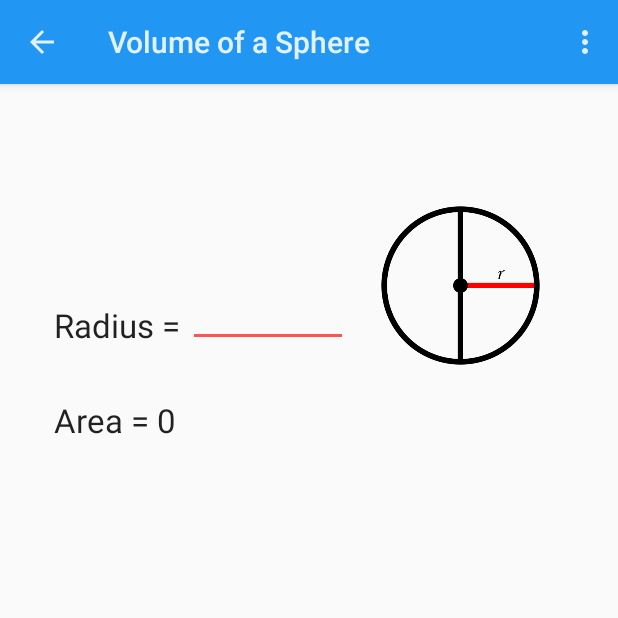
After one commit to dannymato/Geometry_Helper, an Android app: the VolSph screen opened directly, with no data from a screen before it, on a phone screen of 412 x 824 dp, the top half of it. The commit adds this screen. Run offline under Robolectric (Android 15) with nearby library versions, the phone set to English and light mode, and no system bars.

Commit message:
Added Volume

```diff
--- a/app/src/main/java/com/example/danny/geometryhelper/QuadForm.java
+++ b/app/src/main/java/com/example/danny/geometryhelper/QuadForm.java
@@ -88,14 +88,15 @@ public class QuadForm extends Activity {
     }
 
     protected void calculate(){
-        if(txtB.getText().toString().equals("") || txtA.getText().toString().equals("") || txtC.getText().toString().equals("")){}
+        if(txtB.getText().toString().equals("") || txtA.getText().toString().equals("") || txtC.getText().toString().equals("")
+           || txtB.getText().toString().equals("-") || txtA.getText().toString().equals("-") || txtC.getText().toString().equals("-")     ){}
 
         else{
 
             numA = Double.parseDouble(txtA.getText().toString());
             numB = Double.parseDouble(txtB.getText().toString());
             numC = Double.parseDouble(txtC.getText().toString());
-            dis = (Math.pow(numB, 2)) + (- 4*numA*numB);
+            dis = (Math.pow(numB, 2)) + (- 4*numA*numC);
 
             if(dis < 0){
                 //txtAns.setText("Not a Real Number");
--- /dev/null
+++ b/app/src/main/java/com/example/danny/geometryhelper/VolSph.java
@@ -0,0 +1,37 @@
+package com.example.danny.geometryhelper;
+
+import android.app.Activity;
+import android.os.Bundle;
+import android.view.Menu;
+import android.view.MenuItem;
+
+public class VolSph extends Activity {
+
+    @Override
+    protected void onCreate(Bundle savedInstanceState) {
+        super.onCreate(savedInstanceState);
+        setContentView(R.layout.activity_vol_sph);
+    }
+
+    @Override
+    public boolean onCreateOptionsMenu(Menu menu) {
+        // Inflate the menu; this adds items to the action bar if it is present.
+        getMenuInflater().inflate(R.menu.menu_vol_sph, menu);
+        return true;
+    }
+
+    @Override
+    public boolean onOptionsItemSelected(MenuItem item) {
+        // Handle action bar item clicks here. The action bar will
+        // automatically handle clicks on the Home/Up button, so long
+        // as you specify a parent activity in AndroidManifest.xml.
+        int id = item.getItemId();
+
+        //noinspection SimplifiableIfStatement
+        if (id == R.id.action_settings) {
+            return true;
+        }
+
+        return super.onOptionsItemSelected(item);
+    }
+}
--- a/app/src/main/res/layout/activity_home_screen1.xml
+++ b/app/src/main/res/layout/activity_home_screen1.xml
@@ -1,6 +1,6 @@
 <GridView xmlns:android="http://schemas.android.com/apk/res/android"
     android:id="@+id/home_screen_grid"
-    android:numColumns="1"
+    android:numColumns="2"
     android:gravity="center"
     android:columnWidth="180dp"
     android:stretchMode="columnWidth"
--- /dev/null
+++ b/app/src/main/res/layout/activity_vol_sph.xml
@@ -0,0 +1,67 @@
+<RelativeLayout xmlns:android="http://schemas.android.com/apk/res/android"
+    xmlns:tools="http://schemas.android.com/tools" android:layout_width="match_parent"
+    android:layout_height="match_parent" android:paddingLeft="@dimen/activity_horizontal_margin"
+    android:paddingRight="@dimen/activity_horizontal_margin"
+    android:paddingTop="@dimen/activity_vertical_margin"
+    android:paddingBottom="@dimen/activity_vertical_margin"
+    tools:context="com.example.danny.geometryhelper.AreaCircle">
+
+    <TextView
+        android:text="@string/radius"
+        android:layout_width="wrap_content"
+        android:layout_height="wrap_content"
+        android:textAppearance="?android:textAppearanceLarge"
+        android:layout_marginLeft="20dp"
+        android:layout_marginStart="27dp"
+        android:layout_marginTop="130dp"
+        android:id="@+id/radius_title_sph"
+        android:layout_alignParentTop="true"
+        android:layout_alignParentLeft="true"
+        android:layout_alignParentStart="true" />
+
+    <EditText
+        android:layout_width="wrap_content"
+        android:layout_height="wrap_content"
+        android:inputType="numberDecimal"
+        android:ems="5"
+        android:id="@+id/vol_editText"
+        android:layout_alignBottom="@+id/radius_title_sph"
+        android:layout_toRightOf="@+id/radius_title_sph"
+        android:maxLength="9"
+        android:maxLines="1"
+        android:layout_marginLeft="5dp" />
+
+    <TextView
+        android:layout_width="wrap_content"
+        android:layout_height="wrap_content"
+        android:textAppearance="?android:attr/textAppearanceLarge"
+        android:text="Area ="
+        android:id="@+id/circ_area_title"
+        android:layout_below="@+id/radius_title_sph"
+        android:layout_alignLeft="@+id/radius_title_sph"
+        android:layout_alignStart="@+id/radius_title_sph"
+        android:layout_marginTop="34dp" />
+
+    <TextView
+        android:layout_width="wrap_content"
+        android:layout_height="wrap_content"
+        android:textAppearance="?android:attr/textAppearanceLarge"
+        android:text="0"
+        android:id="@+id/circ_area_num"
+        android:layout_alignBottom="@+id/circ_area_title"
+        android:layout_toRightOf="@+id/circ_area_title"
+        android:layout_toEndOf="@+id/circ_area_title"
+        android:layout_marginLeft="5dp"
+        android:maxLength="17" />
+
+    <ImageView
+        android:layout_width="150dp"
+        android:layout_height="150dp"
+        android:id="@+id/imageView"
+        android:src="@drawable/circle_img"
+        android:transitionName="@string/circle_transition_name"
+        android:layout_above="@+id/circ_area_num"
+        android:layout_toRightOf="@+id/vol_editText"
+        android:layout_toEndOf="@+id/vol_editText" />
+
+</RelativeLayout>
--- a/app/src/main/res/layout/card_template.xml
+++ b/app/src/main/res/layout/card_template.xml
@@ -25,7 +25,7 @@
 
         <TextView
             android:id="@+id/card_info"
-            android:text="@string/area_tri"
+            android:text="@string/title_activity_vol_sph"
             android:layout_width="match_parent"
             android:layout_height="50dp"
             android:textSize="20sp"
--- /dev/null
+++ b/app/src/main/res/menu/menu_vol_sph.xml
@@ -0,0 +1,6 @@
+<menu xmlns:android="http://schemas.android.com/apk/res/android"
+    xmlns:tools="http://schemas.android.com/tools"
+    tools:context="com.example.danny.geometryhelper.VolSph">
+    <item android:id="@+id/action_settings" android:title="@string/action_settings"
+        android:orderInCategory="100" android:showAsAction="never" />
+</menu>
--- a/app/src/main/res/values/strings.xml
+++ b/app/src/main/res/values/strings.xml
@@ -19,5 +19,7 @@
     <string name="quadB">B =</string>
     <string name="quadC">C =</string>
     <string name="Calc">Calculate</string>
+    <string name="title_activity_vol_sph">Volume of a Sphere</string>
+    <string name="quad_transition_name">imgTransition2</string>
 
 </resources>
```
Also changed, not shown: app/src/main/AndroidManifest.xml (+11 -0 lines), app/src/main/java/com/example/danny/geometryhelper/CardAdapter.java (+7 -8 lines), app/src/main/java/com/example/danny/geometryhelper/HomeScreen.java (+9 -9 lines), app/src/main/res/layout/activity_quad_form.xml (+8 -8 lines).
